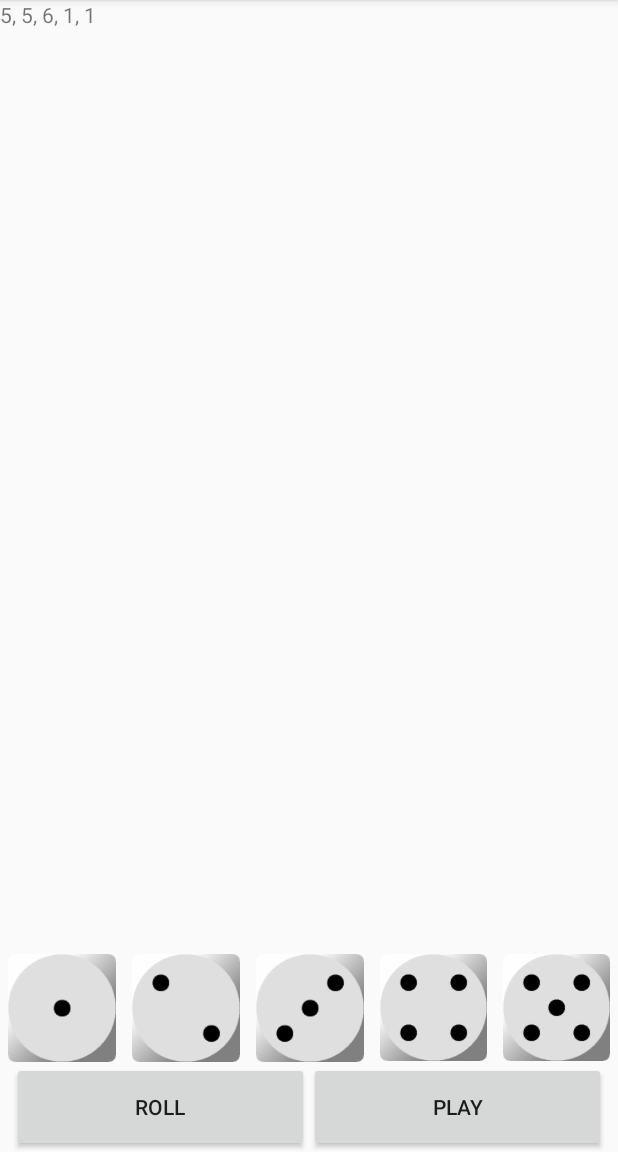
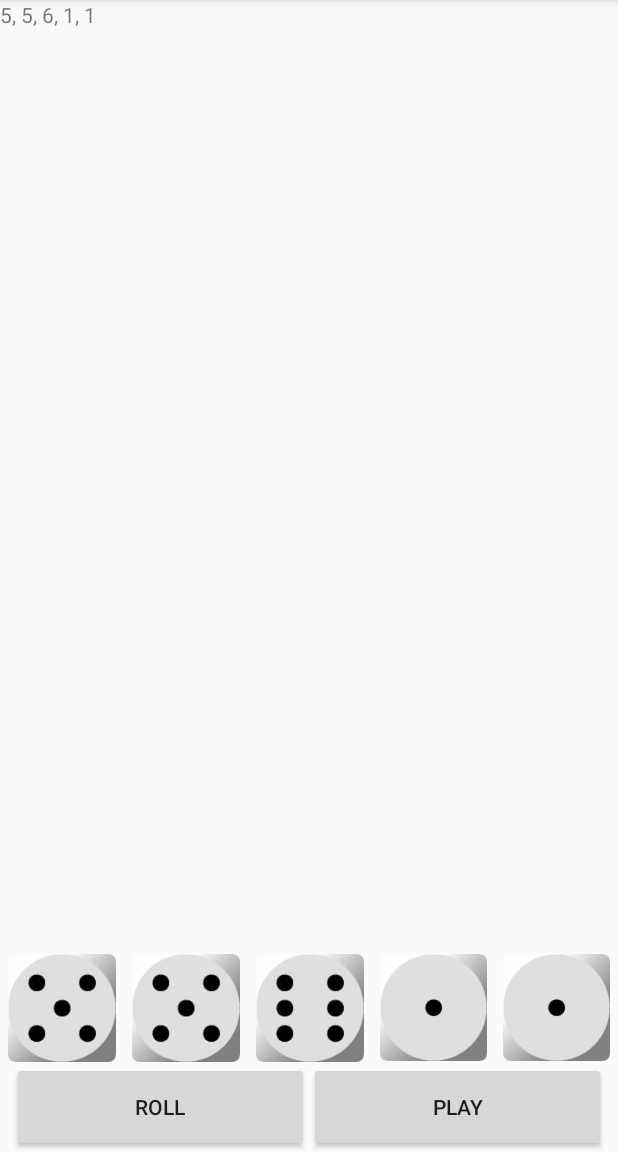
Before and after one commit to markdrago/dicepoints, an Android app: the screen it shows after launch (GameActivity), after a tap on "PLAY", on a phone screen of 412 x 824 dp, the part 84-1236 px from its top. Run offline under Robolectric (Android 15) with nearby library versions, the phone set to English and light mode, and no system bars; 1 other tap on this screen came first.

Commit message:
update images of dice when rolling

```diff
--- a/app/src/main/java/com/markdrago/boatzee/GameActivity.kt
+++ b/app/src/main/java/com/markdrago/boatzee/GameActivity.kt
@@ -3,6 +3,8 @@ package com.markdrago.boatzee
 import android.os.Bundle
 import android.support.v7.app.AppCompatActivity
 import android.view.View
+import android.widget.ImageView
+import android.widget.LinearLayout
 import android.widget.TextView
 import com.markdrago.boatzee.domain.DiceState
 import java.util.Random
@@ -17,8 +19,32 @@ class GameActivity : AppCompatActivity() {
     }
 
     fun rollDice(view: View) {
+        val diceState = DiceState({random.nextInt(GameConstants.DICE_SIDES) + 1})
+
         val textView = findViewById(R.id.roll_results) as TextView
-        textView.text = DiceState({random.nextInt(GameConstants.DICE_SIDES) + 1}).toString()
+        textView.text = diceState.toString()
+        renderDiceState(diceState)
+    }
+
+    fun renderDiceState(diceState: DiceState) {
+        val diceBarLayout = findViewById(R.id.dice_bar) as LinearLayout
+        diceState.diceList.forEachIndexed { i, value ->
+            val imageView = diceBarLayout.getChildAt(i) as ImageView
+            val drawable = getDrawable(getDieResource(value))
+            imageView.setImageDrawable(drawable)
+        }
+    }
+
+    fun getDieResource(value: Int): Int {
+        return when(value) {
+            1 -> R.drawable.die_1
+            2 -> R.drawable.die_2
+            3 -> R.drawable.die_3
+            4 -> R.drawable.die_4
+            5 -> R.drawable.die_5
+            6 -> R.drawable.die_6
+            else -> throw IllegalStateException("unexpected die value < 1 or > 6")
+        }
     }
 }
 
```
